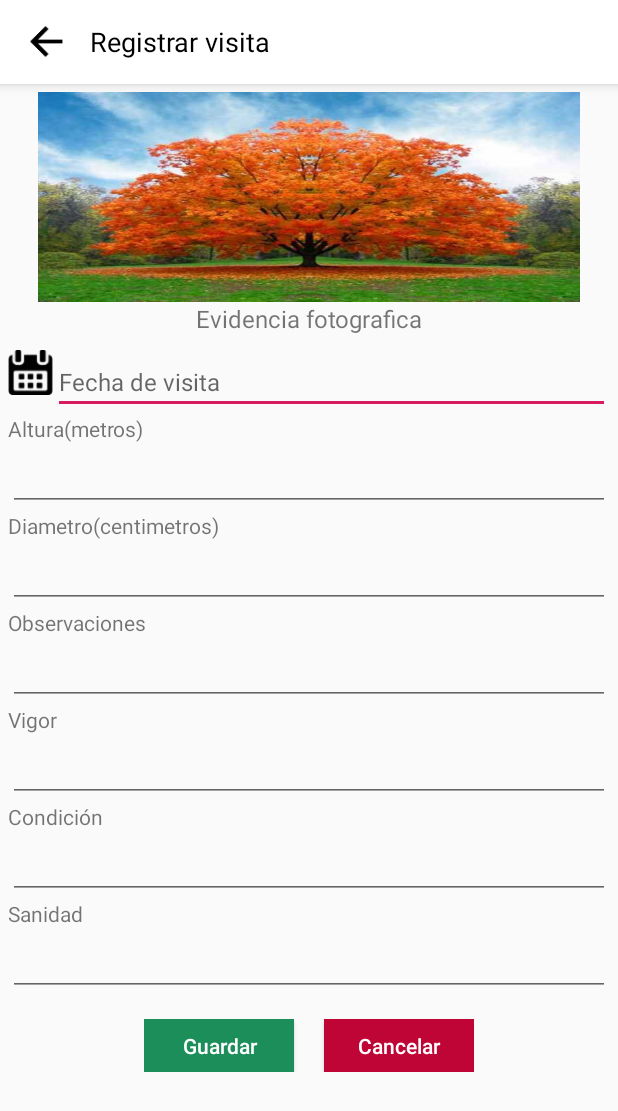
After one commit to DidierMatos/Sincronizacion-SQLite-Server-Google-Maps, an Android app: the AgregarVisitaActivity screen opened directly, with no data from a screen before it, on a phone screen of 412 x 824 dp. The commit adds this screen. Shown: the top 1111 px of the screen. Run offline under Robolectric (Android 15) with nearby library versions, the phone set to English and light mode, and no system bars.

Commit message:
Maquetacion  de layouts visitas y agregar visitas

```diff
--- a/app/src/main/AndroidManifest.xml
+++ b/app/src/main/AndroidManifest.xml
@@ -9,11 +9,15 @@
         android:roundIcon="@mipmap/ic_launcher_round"
         android:supportsRtl="true"
         android:theme="@style/AppTheme">
-        <activity android:name=".views.ArbolesActivity"></activity>
+        <activity android:name=".views.AgregarVisitaActivity"></activity>
+        <activity android:name=".views.VisitasActivity" />
+        <activity android:name=".views.RanchosActivity" />
+        <activity android:name=".views.ArbolesActivity" />
         <activity android:name=".views.LoginActivity" />
         <activity android:name=".views.SplashScreenActivity">
             <intent-filter>
                 <action android:name="android.intent.action.MAIN" />
+                <action android:name="android.intent.action.VIEW" />
 
                 <category android:name="android.intent.category.LAUNCHER" />
             </intent-filter>
--- /dev/null
+++ b/app/src/main/java/com/mayandevelopers/pftp/views/AgregarVisitaActivity.java
@@ -0,0 +1,15 @@
+package com.mayandevelopers.pftp.views;
+
+import android.support.v7.app.AppCompatActivity;
+import android.os.Bundle;
+
+import com.mayandevelopers.pftp.R;
+
+public class AgregarVisitaActivity extends AppCompatActivity {
+
+    @Override
+    protected void onCreate(Bundle savedInstanceState) {
+        super.onCreate(savedInstanceState);
+        setContentView(R.layout.activity_agregar_visita);
+    }
+}
--- a/app/src/main/java/com/mayandevelopers/pftp/views/LoginActivity.java
+++ b/app/src/main/java/com/mayandevelopers/pftp/views/LoginActivity.java
@@ -23,7 +23,7 @@ public class LoginActivity extends AppCompatActivity {
         btn_login.setOnClickListener(new View.OnClickListener() {
             @Override
             public void onClick(View v) {
-                Intent intent = new Intent(LoginActivity.this, ArbolesActivity.class);
+                Intent intent = new Intent(LoginActivity.this, AgregarVisitaActivity.class);
                 startActivity(intent);
                 finish();
             }
--- /dev/null
+++ b/app/src/main/res/layout/activity_agregar_visita.xml
@@ -0,0 +1,160 @@
+<?xml version="1.0" encoding="utf-8"?>
+<RelativeLayout xmlns:android="http://schemas.android.com/apk/res/android"
+    xmlns:app="http://schemas.android.com/apk/res-auto"
+    xmlns:tools="http://schemas.android.com/tools"
+    android:layout_width="match_parent"
+    android:layout_height="match_parent"
+    tools:context=".views.AgregarVisitaActivity">
+
+    <android.support.v7.widget.Toolbar
+        android:id="@+id/toolbarRegistrarVisita"
+        android:layout_height="wrap_content"
+        android:layout_width="match_parent"
+        android:background="@color/colorBlanco"
+        android:elevation="5dp">
+
+        <ImageButton
+            android:id="@+id/imgbtnBackRegVisita"
+            android:layout_width="30dp"
+            android:layout_height="30dp"
+            android:layout_alignParentStart="true"
+            android:layout_alignParentTop="true"
+            android:background="@drawable/ic_action_arrow_left"/>
+
+        <TextView
+            android:layout_width="wrap_content"
+            android:layout_height="wrap_content"
+            android:text="Registrar visita"
+            android:textColor="@color/colorNegro"
+            android:layout_marginStart="30dp"
+            android:textSize="18sp" />
+    </android.support.v7.widget.Toolbar>
+
+    <android.support.v4.widget.NestedScrollView
+        android:layout_width="match_parent"
+        android:layout_height="wrap_content"
+        android:layout_below="@id/toolbarRegistrarVisita">
+
+        <LinearLayout
+            android:orientation="vertical"
+            android:layout_margin="5dp"
+            android:layout_width="match_parent"
+            android:layout_height="wrap_content">
+
+            <ImageView
+                android:layout_width="match_parent"
+                android:layout_height="140dp"
+                android:layout_marginStart="20dp"
+                android:layout_marginEnd="20dp"
+                android:background="@drawable/photo_tree"/>
+            <TextView
+                android:layout_width="wrap_content"
+                android:layout_height="wrap_content"
+                android:textSize="16dp"
+                android:layout_gravity="center"
+                android:text="Evidencia fotografica"/>
+
+            <LinearLayout
+                android:orientation="horizontal"
+                android:layout_width="match_parent"
+                android:layout_height="wrap_content"
+                android:layout_marginTop="10dp">
+
+                <ImageButton
+                    android:layout_width="30dp"
+                    android:layout_height="30dp"
+                    android:background="@drawable/ic_calendario"/>
+                <EditText
+                    android:id="@+id/edtxtFechaVisita"
+                    android:layout_width="match_parent"
+                    android:layout_height="wrap_content"
+                    android:hint="Fecha de visita"
+                    android:textSize="16sp"/>
+            </LinearLayout>
+
+            <TextView
+                android:layout_width="wrap_content"
+                android:layout_height="wrap_content"
+                android:text="Altura(metros)"/>
+            <EditText
+                android:id="@+id/edtxtAltura"
+                android:layout_width="match_parent"
+                android:layout_height="wrap_content"/>
+
+            <TextView
+                android:layout_width="wrap_content"
+                android:layout_height="wrap_content"
+                android:text="Diametro(centimetros)"/>
+            <EditText
+                android:id="@+id/edtxtDiametro"
+                android:layout_width="match_parent"
+                android:layout_height="wrap_content"/>
+
+            <TextView
+                android:layout_width="wrap_content"
+                android:layout_height="wrap_content"
+                android:text="Observaciones"/>
+            <EditText
+                android:id="@+id/edtxtObservaciones"
+                android:layout_width="match_parent"
+                android:layout_height="wrap_content"/>
+
+            <TextView
+                android:layout_width="wrap_content"
+                android:layout_height="wrap_content"
+                android:text="Vigor"/>
+            <EditText
+                android:id="@+id/edtxtVigor"
+                android:layout_width="match_parent"
+                android:layout_height="wrap_content"/>
+
+            <TextView
+                android:layout_width="wrap_content"
+                android:layout_height="wrap_content"
+                android:text="Condición"/>
+            <EditText
+                android:id="@+id/edtxtCondicion"
+                android:layout_width="match_parent"
+                android:layout_height="wrap_content"/>
+
+            <TextView
+                android:layout_width="wrap_content"
+                android:layout_height="wrap_content"
+                android:text="Sanidad"/>
+            <EditText
+                android:id="@+id/edtxtSanidad"
+                android:layout_width="match_parent"
+                android:layout_height="wrap_content"/>
+
+            <LinearLayout
+                android:orientation="horizontal"
+                android:layout_width="wrap_content"
+                android:layout_height="wrap_content"
+                android:layout_gravity="center"
+                android:layout_margin="15dp">
+
+                <Button
+                    android:id="@+id/btnGuardarVisita"
+                    android:layout_width="100dp"
+                    android:layout_height="35dp"
+                    android:text="Guardar"
+                    android:textAllCaps="false"
+                    android:textColor="@color/colorBlanco"
+                    android:background="@color/colorBotonVerde"/>
+
+                <Button
+                    android:id="@+id/btnCancelarVisita"
+                    android:layout_width="100dp"
+                    android:layout_height="35dp"
+                    android:textAllCaps="false"
+                    android:text="Cancelar"
+                    android:layout_marginStart="20dp"
+                    android:textColor="@color/colorBlanco"
+                    android:background="@color/colorBotonRojo"/>
+
+            </LinearLayout>
+
+        </LinearLayout>
+    </android.support.v4.widget.NestedScrollView>
+
+</RelativeLayout>
```
Also changed, not shown: app/src/main/java/com/mayandevelopers/pftp/controllers/RvRanchosController.java (added, +90 -0 lines), app/src/main/java/com/mayandevelopers/pftp/controllers/RvVisitasController.java (added, +92 -0 lines), app/src/main/java/com/mayandevelopers/pftp/models/RanchosModel.java (added, +29 -0 lines), app/src/main/java/com/mayandevelopers/pftp/models/VisitasModel.java (added, +28 -0 lines), app/src/main/java/com/mayandevelopers/pftp/views/RanchosActivity.java (added, +58 -0 lines), app/src/main/java/com/mayandevelopers/pftp/views/VisitasActivity.java (added, +61 -0 lines), app/src/main/res/layout/activity_ranchos.xml (added, +41 -0 lines), app/src/main/res/layout/activity_visitas.xml (added, +51 -0 lines), app/src/main/res/layout/cardview_ranchos.xml (added, +47 -0 lines), app/src/main/res/layout/cardview_visitas.xml (added, +51 -0 lines), app/src/main/res/drawable-hdpi/ic_calendario.png (added), app/src/main/res/drawable-mdpi/ic_calendario.png (added), app/src/main/res/drawable-xhdpi/ic_calendario.png (added), app/src/main/res/drawable-xxhdpi/ic_calendario.png (added), 2 more files.
